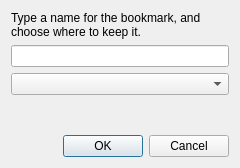
Before: the Qt Designer form src/addbookmarkdialog.ui in EndorphinBrowser/browser, drawn with Qt 5.
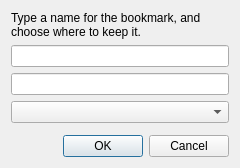
After: the same form once the commit is applied.

Commit message: Implement simple context menu in bookmarks toolbar. Let user change bookmark URL in Add Bookmark dialog.

Patch:
```diff
--- a/src/addbookmarkdialog.ui
+++ b/src/addbookmarkdialog.ui
@@ -29,6 +29,9 @@
    <item>
     <widget class="QLineEdit" name="name" />
    </item>
+   <item>
+    <widget class="QLineEdit" name="address" />
+   </item>
    <item>
     <widget class="QComboBox" name="location" />
    </item>
```
The commit also changes 2 other files.
